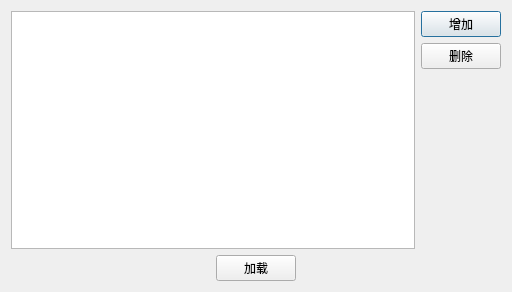
jiaqingguo/DI, file digitalIntegration/OneClickLoadDialog.ui: the form before one commit.
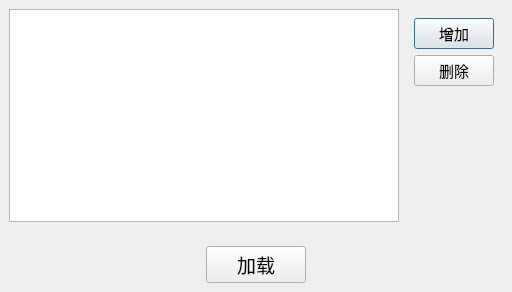
The form after the commit.

What changed in the file:
```diff
--- a/digitalIntegration/OneClickLoadDialog.ui
+++ b/digitalIntegration/OneClickLoadDialog.ui
@@ -14,15 +14,63 @@
    <string>一键加载</string>
   </property>
   <layout class="QVBoxLayout" name="verticalLayout">
+   <property name="leftMargin">
+    <number>0</number>
+   </property>
+   <property name="topMargin">
+    <number>0</number>
+   </property>
+   <property name="rightMargin">
+    <number>0</number>
+   </property>
+   <property name="bottomMargin">
+    <number>0</number>
+   </property>
    <item>
     <layout class="QHBoxLayout" name="horizontalLayout_9">
+     <property name="leftMargin">
+      <number>9</number>
+     </property>
+     <property name="topMargin">
+      <number>9</number>
+     </property>
+     <property name="rightMargin">
+      <number>9</number>
+     </property>
+     <property name="bottomMargin">
+      <number>9</number>
+     </property>
      <item>
       <widget class="QTableView" name="tableView"/>
      </item>
      <item>
       <layout class="QVBoxLayout" name="verticalLayout_9">
+       <property name="leftMargin">
+        <number>9</number>
+       </property>
+       <property name="topMargin">
+        <number>9</number>
+       </property>
+       <property name="rightMargin">
+        <number>9</number>
+       </property>
+       <property name="bottomMargin">
+        <number>9</number>
+       </property>
        <item>
         <widget class="QPushButton" name="btnAdd">
+         <property name="minimumSize">
+          <size>
+           <width>80</width>
+           <height>30</height>
+          </size>
+         </property>
+         <property name="font">
+          <font>
+           <family>黑体</family>
+           <pointsize>11</pointsize>
+          </font>
+         </property>
          <property name="text">
           <string>增加</string>
          </property>
@@ -30,6 +78,18 @@
        </item>
        <item>
         <widget class="QPushButton" name="btnDel">
+         <property name="minimumSize">
+          <size>
+           <width>80</width>
+           <height>30</height>
+          </size>
+         </property>
+         <property name="font">
+          <font>
+           <family>黑体</family>
+           <pointsize>11</pointsize>
+          </font>
+         </property>
          <property name="text">
           <string>删除</string>
          </property>
@@ -54,6 +114,18 @@
    </item>
    <item>
     <layout class="QHBoxLayout" name="horizontalLayout">
+     <property name="leftMargin">
+      <number>9</number>
+     </property>
+     <property name="topMargin">
+      <number>9</number>
+     </property>
+     <property name="rightMargin">
+      <number>9</number>
+     </property>
+     <property name="bottomMargin">
+      <number>9</number>
+     </property>
      <item>
       <spacer name="horizontalSpacer">
        <property name="orientation">
@@ -69,6 +141,18 @@
      </item>
      <item>
       <widget class="QPushButton" name="btnOk">
+       <property name="minimumSize">
+        <size>
+         <width>100</width>
+         <height>35</height>
+        </size>
+       </property>
+       <property name="font">
+        <font>
+         <family>黑体</family>
+         <pointsize>14</pointsize>
+        </font>
+       </property>
        <property name="text">
         <string>加载</string>
        </property>
```
